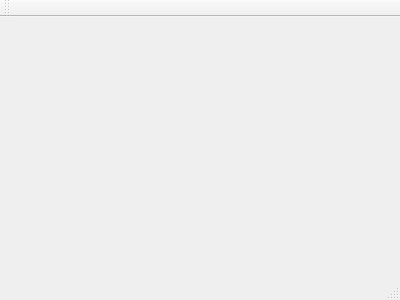
Before: the Qt Designer form tikzit/mainwindow.ui in tikzit/tikzit, drawn with Qt 5.
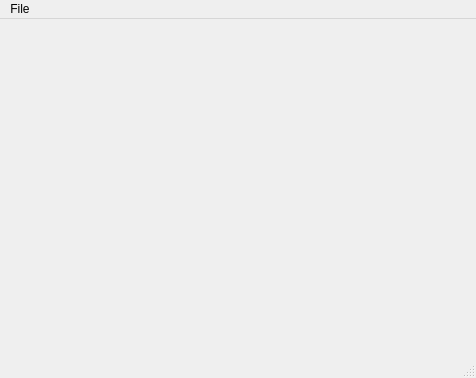
After: the same form once the commit is applied.

Commit message: tool palette

```diff
--- a/tikzit/mainwindow.ui
+++ b/tikzit/mainwindow.ui
@@ -1,24 +1,43 @@
 <ui version="4.0">
  <class>MainWindow</class>
- <widget class="QMainWindow" name="MainWindow" >
-  <property name="geometry" >
+ <widget class="QMainWindow" name="MainWindow">
+  <property name="geometry">
    <rect>
     <x>0</x>
     <y>0</y>
-    <width>400</width>
-    <height>300</height>
+    <width>476</width>
+    <height>378</height>
    </rect>
   </property>
   <property name="windowTitle" >
    <string>MainWindow</string>
   </property>
-  <widget class="QMenuBar" name="menuBar" />
-  <widget class="QToolBar" name="mainToolBar" />
-  <widget class="QWidget" name="centralWidget" />
-  <widget class="QStatusBar" name="statusBar" />
+  <widget class="QWidget" name="centralWidget"/>
+  <widget class="QMenuBar" name="menuBar">
+   <property name="geometry">
+    <rect>
+     <x>0</x>
+     <y>0</y>
+     <width>476</width>
+     <height>22</height>
+    </rect>
+   </property>
+   <widget class="QMenu" name="menuFile">
+    <property name="title">
+     <string>File</string>
+    </property>
+    <addaction name="actionNew"/>
+   </widget>
+   <addaction name="menuFile"/>
+  </widget>
+  <widget class="QStatusBar" name="statusBar"/>
+  <action name="actionNew">
+   <property name="text">
+    <string>New...</string>
+   </property>
+  </action>
  </widget>
- <layoutDefault spacing="6" margin="11" />
- <pixmapfunction></pixmapfunction>
+ <layoutdefault spacing="6" margin="11"/>
  <resources/>
  <connections/>
 </ui>
```
Left out of the diff: 3 changed lines with no effect on the pictures. The commit also changes 33 other files.
